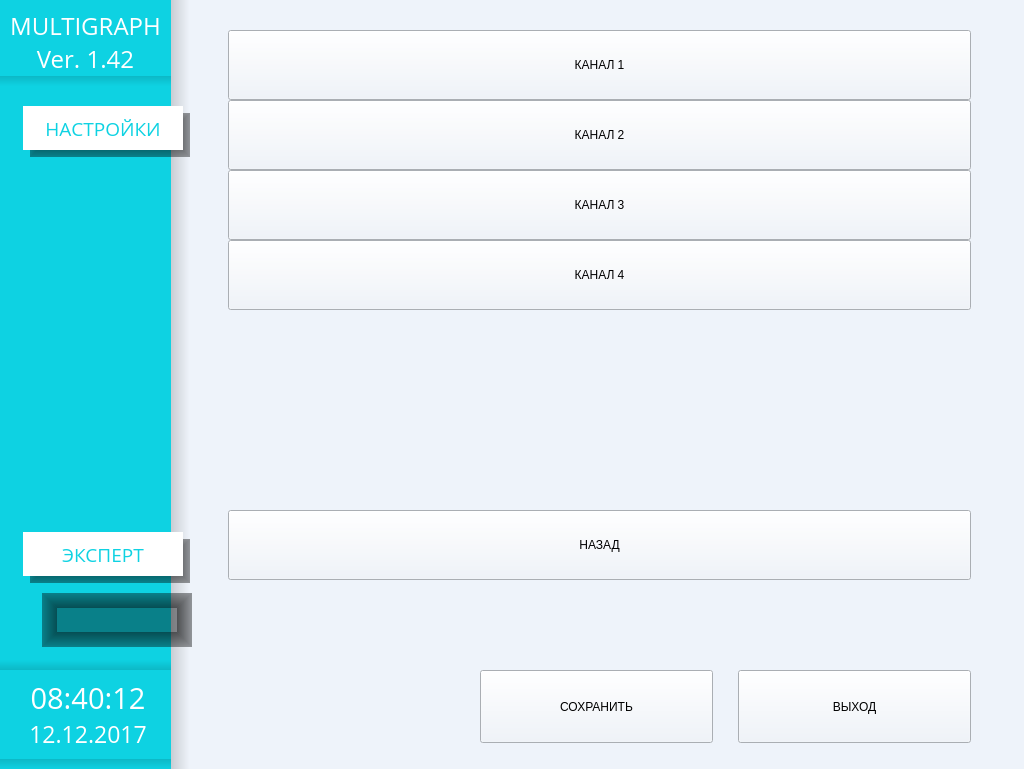
The window that menu.ui (tomyqg/topaz-m) describes before a commit, drawn with Qt 5.
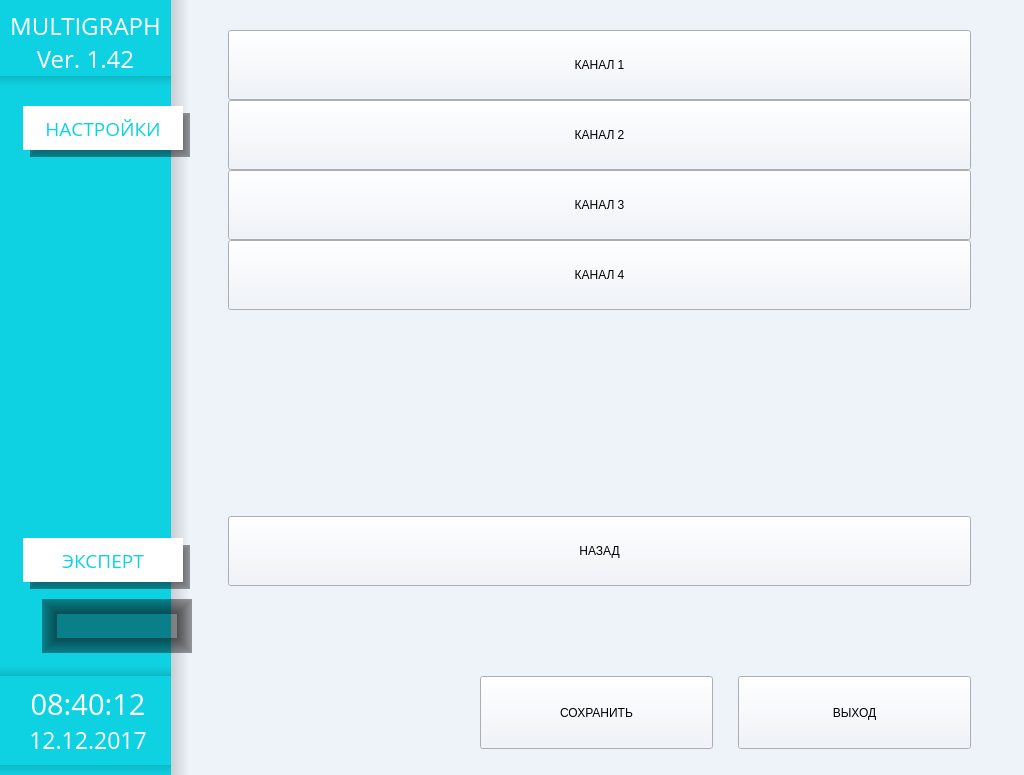
The same window after the commit. The open tabs and pages were chosen to show the change. Icons and pictures are not drawn. Custom widgets are drawn as their Qt base class.

Patch:
```diff
--- a/menu.ui
+++ b/menu.ui
@@ -10,7 +10,7 @@
     <x>0</x>
     <y>0</y>
     <width>1024</width>
-    <height>768</height>
+    <height>775</height>
    </rect>
   </property>
   <property name="font">
@@ -842,8 +842,8 @@
                  <rect>
                   <x>0</x>
                   <y>0</y>
-                  <width>743</width>
-                  <height>473</height>
+                  <width>82</width>
+                  <height>306</height>
                  </rect>
                 </property>
                 <layout class="QVBoxLayout" name="verticalLayout_30">
```
Left out of the diff: 16 changed lines with no effect on the pictures. Lines whose indentation alone changed are shown as unchanged.
